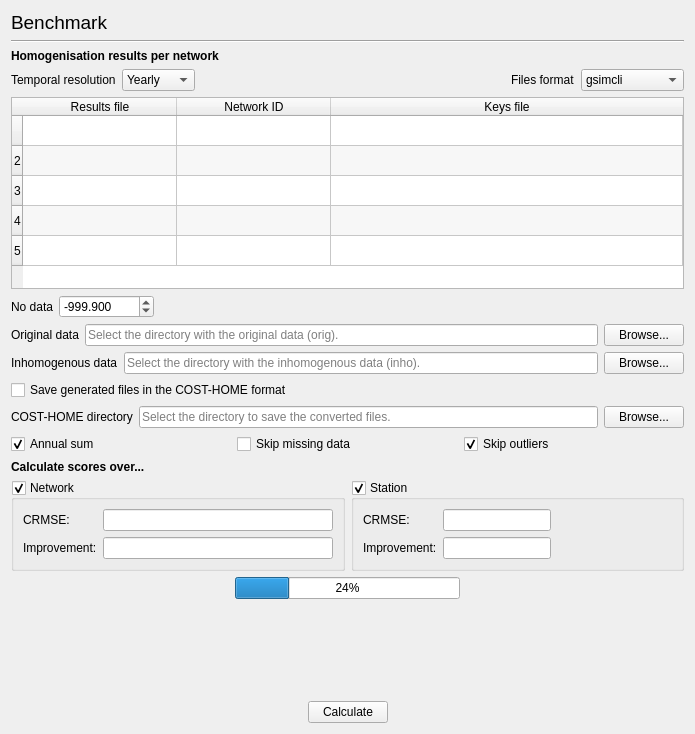
This is GSIMCLI/interface/tools.benchmark.ui in iled/gsimcli as Qt 5 draws it before an edit. The edited form follows.
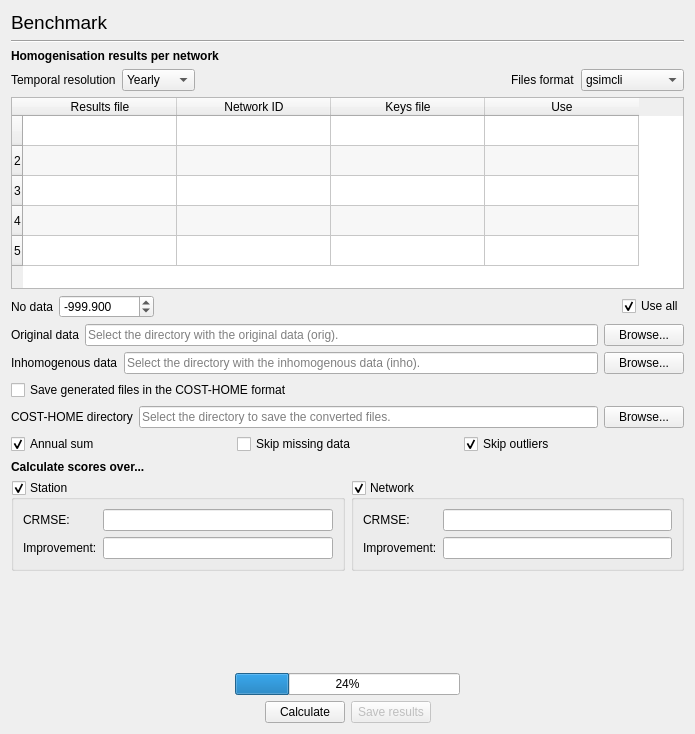
This is the edited form.

Commit message: WIP: new column to select which files to use unfinished: retrieve each checkbox value

The edit to the form file:
```diff
--- a/GSIMCLI/interface/tools.benchmark.ui
+++ b/GSIMCLI/interface/tools.benchmark.ui
@@ -157,7 +157,7 @@
       <bool>true</bool>
      </attribute>
      <attribute name="horizontalHeaderStretchLastSection">
-      <bool>true</bool>
+      <bool>false</bool>
      </attribute>
      <attribute name="verticalHeaderVisible">
       <bool>true</bool>
@@ -186,6 +186,11 @@
        <string>Keys file</string>
       </property>
      </column>
+     <column>
+      <property name="text">
+       <string>Use</string>
+      </property>
+     </column>
     </widget>
    </item>
    <item>
@@ -226,6 +231,16 @@
        </property>
       </spacer>
      </item>
+     <item>
+      <widget class="QCheckBox" name="checkUseAll">
+       <property name="text">
+        <string>Use all</string>
+       </property>
+       <property name="checked">
+        <bool>true</bool>
+       </property>
+      </widget>
+     </item>
     </layout>
    </item>
    <item>
@@ -377,49 +392,6 @@
      <property name="sizeConstraint">
       <enum>QLayout::SetDefaultConstraint</enum>
      </property>
-     <item>
-      <widget class="QGroupBox" name="groupNetwork">
-       <property name="title">
-        <string>Network</string>
-       </property>
-       <property name="checkable">
-        <bool>true</bool>
-       </property>
-       <layout class="QFormLayout" name="formLayout_9">
-        <item row="0" column="0">
-         <widget class="QLabel" name="labelNetworkCRMSE">
-          <property name="text">
-           <string>CRMSE:</string>
-          </property>
-         </widget>
-        </item>
-        <item row="0" column="1">
-         <widget class="QLineEdit" name="lineNetworkCRMSE">
-          <property name="frame">
-           <bool>true</bool>
-          </property>
-          <property name="readOnly">
-           <bool>true</bool>
-          </property>
-         </widget>
-        </item>
-        <item row="1" column="0">
-         <widget class="QLabel" name="labelNetworkImprov">
-          <property name="text">
-           <string>Improvement:</string>
-          </property>
-         </widget>
-        </item>
-        <item row="1" column="1">
-         <widget class="QLineEdit" name="lineNetworkImprov">
-          <property name="readOnly">
-           <bool>true</bool>
-          </property>
-         </widget>
-        </item>
-       </layout>
-      </widget>
-     </item>
      <item>
       <widget class="QGroupBox" name="groupStation">
        <property name="title">
@@ -433,7 +405,7 @@
        </property>
        <layout class="QFormLayout" name="formLayout_8">
         <property name="fieldGrowthPolicy">
-         <enum>QFormLayout::FieldsStayAtSizeHint</enum>
+         <enum>QFormLayout::AllNonFixedFieldsGrow</enum>
         </property>
         <item row="0" column="0">
          <widget class="QLabel" name="labelStationCRMSE">
@@ -466,7 +438,66 @@
        </layout>
       </widget>
      </item>
-    </layout>
+     <item>
+      <widget class="QGroupBox" name="groupNetwork">
+       <property name="title">
+        <string>Network</string>
+       </property>
+       <property name="checkable">
+        <bool>true</bool>
+       </property>
+       <layout class="QFormLayout" name="formLayout_9">
+        <property name="fieldGrowthPolicy">
+         <enum>QFormLayout::AllNonFixedFieldsGrow</enum>
+        </property>
+        <item row="0" column="0">
+         <widget class="QLabel" name="labelNetworkCRMSE">
+          <property name="text">
+           <string>CRMSE:</string>
+          </property>
+         </widget>
+        </item>
+        <item row="0" column="1">
+         <widget class="QLineEdit" name="lineNetworkCRMSE">
+          <property name="frame">
+           <bool>true</bool>
+          </property>
+          <property name="readOnly">
+           <bool>true</bool>
+          </property>
+         </widget>
+        </item>
+        <item row="1" column="0">
+         <widget class="QLabel" name="labelNetworkImprov">
+          <property name="text">
+           <string>Improvement:</string>
+          </property>
+         </widget>
+        </item>
+        <item row="1" column="1">
+         <widget class="QLineEdit" name="lineNetworkImprov">
+          <property name="readOnly">
+           <bool>true</bool>
+          </property>
+         </widget>
+        </item>
+       </layout>
+      </widget>
+     </item>
+    </layout>
+   </item>
+   <item>
+    <spacer name="verticalSpacer_11">
+     <property name="orientation">
+      <enum>Qt::Vertical</enum>
+     </property>
+     <property name="sizeHint" stdset="0">
+      <size>
+       <width>20</width>
+       <height>13</height>
+      </size>
+     </property>
+    </spacer>
    </item>
    <item>
     <layout class="QHBoxLayout" name="horizontalLayout">
@@ -505,19 +536,6 @@
      </item>
     </layout>
    </item>
-   <item>
-    <spacer name="verticalSpacer_11">
-     <property name="orientation">
-      <enum>Qt::Vertical</enum>
-     </property>
-     <property name="sizeHint" stdset="0">
-      <size>
-       <width>20</width>
-       <height>13</height>
-      </size>
-     </property>
-    </spacer>
-   </item>
    <item>
     <layout class="QHBoxLayout" name="horizontalLayout_30">
      <item>
@@ -543,6 +561,16 @@
        </property>
       </widget>
      </item>
+     <item>
+      <widget class="QPushButton" name="buttonSaveResults">
+       <property name="enabled">
+        <bool>false</bool>
+       </property>
+       <property name="text">
+        <string>Save results</string>
+       </property>
+      </widget>
+     </item>
      <item>
       <spacer name="horizontalSpacer_19">
        <property name="orientation">
```
The commit also changes 2 other files.
